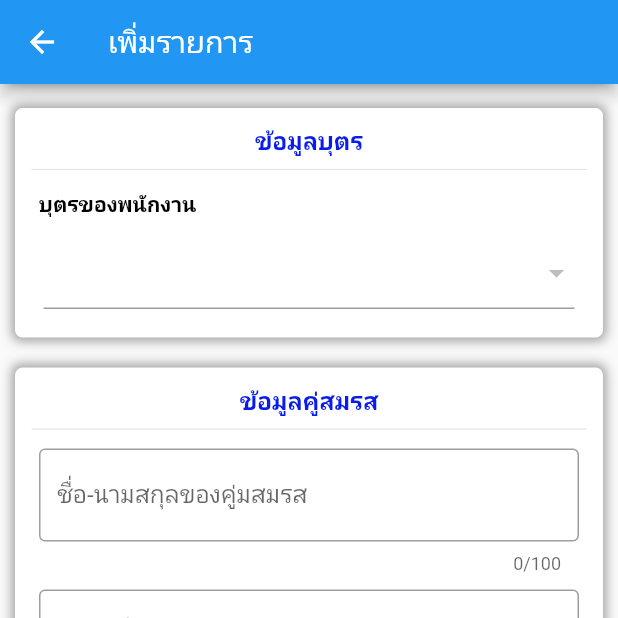
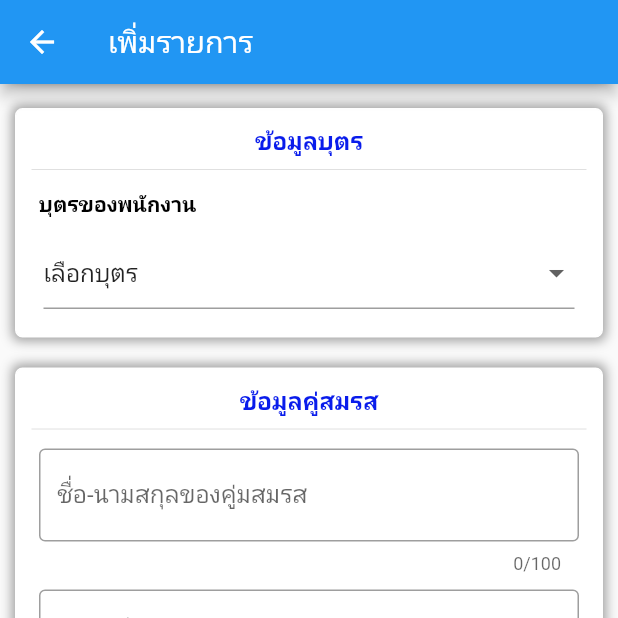
Before and after one commit to nuengrue/IS_Benefits, a Flutter app: the AddChildAllowancePage screen opened directly, scrolled down 249 dp, on a phone screen of 412 x 824 dp, the top half of it. Run offline on Flutter 3.47's test engine with Material 2 defaults, Android fonts, the phone set to English and light mode, and no system bars; our stand-ins replace awesome_dialog, cloud_firestore, file_picker, firebase_auth, firebase_core, firebase_storage and 2 more; missing offline and left inert: flutter_pdfview, syncfusion_flutter_pdfviewer; accounts and stored records are empty.

Commit message:
010520232247

```diff
--- a/ghb_benefits/lib/All_Page/Child_Allowances/add_child_allowance.dart
+++ b/ghb_benefits/lib/All_Page/Child_Allowances/add_child_allowance.dart
@@ -6,6 +6,7 @@ import 'package:firebase_auth/firebase_auth.dart';
 import 'package:firebase_storage/firebase_storage.dart';
 import 'package:flutter/material.dart';
 import 'package:ghb_benefits/All_Controllers/master_controllers.dart';
+import 'package:ghb_benefits/All_Models/child_model.dart';
 import 'package:ghb_benefits/All_Models/employee_model.dart';
 import 'package:ghb_benefits/All_Page/Child_Allowances/list_child_allowance.dart';
 import 'package:ghb_benefits/All_Providers/provider_child_allowance.dart';
@@ -13,6 +14,7 @@ import 'package:ghb_benefits/All_Providers/provider_master.dart';
 import 'package:ghb_benefits/All_Services/servics.dart';
 import 'package:ghb_benefits/color.dart';
 import 'package:ghb_benefits/pdf/files_page.dart';
+import 'package:http/http.dart';
 import 'package:intl/intl.dart';
 import 'package:open_file/open_file.dart';
 import 'package:provider/provider.dart';
@@ -45,23 +47,29 @@ class _AddChildAllowancePageState extends State<AddChildAllowancePage> {
     }
     List<String>  sumamounteducation = childName;
     context.read<ChilderProviders>().childnamerList = sumamounteducation;
-    print(sumamounteducation);
+
+
+    //print(sumamounteducation);
   }
 
   _AddChildAllowancePageState() {
-    // _selectedVal = _childName[0];
+    _selectedVal = _childName[0];
     _selectedpartner = _childpartner[0];
     _selectedstatuspartner = _childstatuspartner[0];
   }
 
+  late String _selectedchild;
+  String dropdownValue = 'Dog';
 
-  // final _childName = [
-  //   "เลือกบุตร",
-  //   "ด.ช. น้ำใจ มาดี",
-  //   "ด.ช. อุ่นใจ มาดี",
-  //   "ด.ช. ตาใจ มาดี"
-  // ];
-  late final List<String> _childName ;
+  final _childName = [
+    "เลือกบุตร",
+    "ทดสอบ คนที่1",
+    "ทดสอบ คนที่2",
+    "ทดสอบ คนที่3",
+    "ทดสอบ คนที่4"
+  ];
+List<String> _childNames = [];
+  // late  List<String> _childName =[];
   String? _selectedVal = "";
   final _childpartner = [
     "เลือกสถานะ",
@@ -237,11 +245,16 @@ class _AddChildAllowancePageState extends State<AddChildAllowancePage> {
     // //.set({'fileUrl':url,'num' : "file FDF" + number.toString()});
   }
 
+void deleteflie()async{
+  Provider.of<flieChildAllowanceModal>(context, listen: false)
+          .deleteflie();
+}
   @override
   Widget build(BuildContext context) {
     // Scaffold is a layout for
-      final List<String> _childName = context.read<ChilderProviders>().childnamerList ;
-
+    return Consumer<ChilderProviders>(
+      builder: (context, value, child) {
+                              _childNames = value.childnamerList.toList();
     // the major Material Components.
     return Scaffold(
       appBar: AppBar(
@@ -473,12 +486,56 @@ class _AddChildAllowancePageState extends State<AddChildAllowancePage> {
                         ],
                       ),
                     ),
+//              if (value.ChilderList.isNotEmpty) ...[
+
+
+
+//  Text('ท่านได้ใช้วงเงินตามสิทธิ์ครบกำหนดแล้ว:'),
+
+
+// // Step 1.
+
+// // Step 2.
+// // DropdownButton<String>(
+
+// //   // Step 3.
+// //   value: dropdownValue,
+// //   // Step 4.
+// //   items: context.read<ChilderProviders>().childnamerList.toList()
+// //   // <String>['Dog', 'Cat', 'Tiger', 'Lion']     context.read<ChilderProviders>().childnamerList
+// //       .map<DropdownMenuItem<String>>((String value) {
+// //     return DropdownMenuItem<String>(
+// //       value: value,
+// //       child: Text(
+// //         value,
+// //         style: TextStyle(fontSize: 30),
+// //       ),
+// //     );
+// //   }).toList(),
+// //   // Step 5.
+// //   onChanged: (String? newValue) {
+// //     setState(() {
+// //       dropdownValue = newValue!;
+// //     });
+// //   },
+// // ),
+
+
+
+
+//     ] else ...[
+//      Text('ท่านได้ใช้วงเงินตามสิทธิ์ครบกำหนดแล้ว: ไม่มี'),
+
+
+//     ]
+                    // var clients = context.read<ChilderProviders>().ChilderList.toList();
                     Padding(
                       padding: const EdgeInsets.all(8.0),
+
                       child: DropdownButtonFormField(
                         // value: _selectedVal,
-                        value:context.read<ChilderProviders>().childnamerList.toList(),
-                        items: context.read<ChilderProviders>().childnamerList
+                        value: _selectedVal,
+                        items: _childName
                             .map((e) => DropdownMenuItem(
                                   child: Text(e),
                                   value: e,
@@ -487,10 +544,12 @@ class _AddChildAllowancePageState extends State<AddChildAllowancePage> {
                         onChanged: (val) {
                           setState(() {
                             _selectedVal = val as String;
+
                           });
                         },
                       ),
                     ),
+
                   ],
                 ),
               ),
@@ -727,15 +786,33 @@ class _AddChildAllowancePageState extends State<AddChildAllowancePage> {
                             .toString()
                             .isNotEmpty) {
                           //Carimg = '${value.flieChildAllowanceChoice}';
-                          return ListTile(
+                          return
+
+                          ListTile(
                             title: Text(_filename.toString()),
-                            trailing: Icon(Icons.remove_red_eye),
-                            onTap: () {
-                              Navigator.push(
-                                  context,
-                                  MaterialPageRoute(
-                                      builder: (context) => View(url: _url)));
-                            },
+                            trailing: Container(
+                              width: 70,
+                              child: Row(
+                                children: [
+                                  Expanded(child:IconButton(
+                                    onPressed:() { Navigator.push(
+                                      context,MaterialPageRoute
+                                      (builder: (context) => View(url: _url)));},
+                                      icon:Icon(Icons.remove_red_eye) ,) ),
+                                  Expanded(child:IconButton(
+                                    onPressed:() { deleteflie();},
+                                      icon:Icon(Icons.delete) ,) ),
+                                ],
+                              ),
+                            )
+                            // Icon(Icons.remove_red_eye),
+                            // onTap: () {
+                            //   Navigator.push(
+                            //       context,
+                            //       MaterialPageRoute(
+                            //           builder: (context) => View(url: _url)));
+                            // },
+
                           );
                         } else {
                           return Text("");
@@ -801,6 +878,9 @@ class _AddChildAllowancePageState extends State<AddChildAllowancePage> {
         ),
       ),
     );
+    }
+      );
+
   }
 
   void openFiles(context, List<PlatformFile> files) =>
@@ -842,4 +922,11 @@ class flieChildAllowanceModal extends ChangeNotifier {
     this._flie = value;
     notifyListeners();
   }
+
+  void deleteflie(){
+    this._flie = '';
+   notifyListeners();
+
+
 }
+}
```
